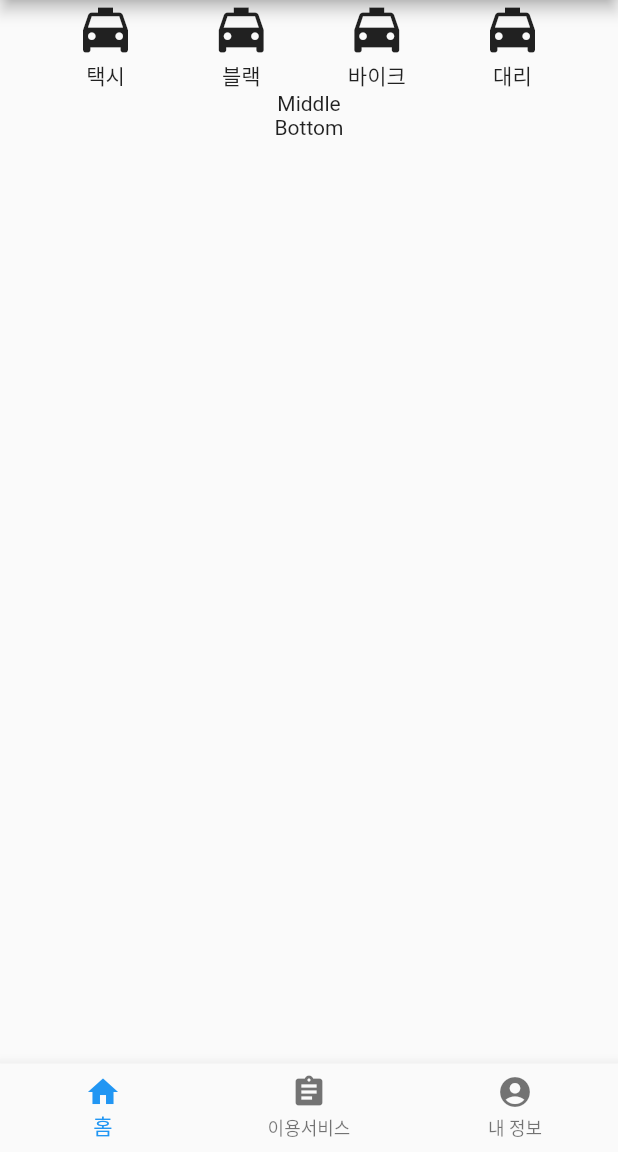
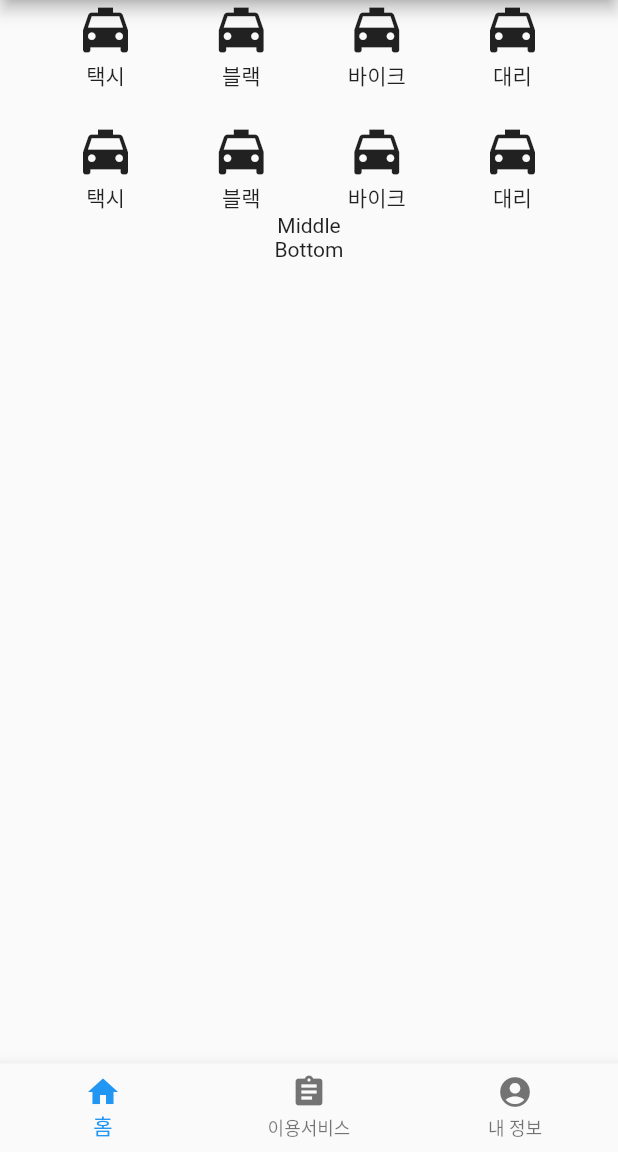
Before and after one commit to chihyeonWON/Flutter-ui, a Flutter app: the screen it shows after launch, on a phone screen of 412 x 824 dp, the part 84-1236 px from its top. Run offline on Flutter 3.47's test engine with Material 2 defaults, Android fonts, the phone set to English and light mode, and no system bars.

Commit message:
메뉴 한 줄 추가

```diff
--- a/lib/main.dart
+++ b/lib/main.dart
@@ -90,7 +90,9 @@ class Page1 extends StatelessWidget {
 
 // 상단
 Widget _buildTop(){
-  return Row(
+  return Column(
+    children: [
+      Row(
     mainAxisAlignment: MainAxisAlignment.spaceEvenly, // 위젯 사이의 공간을 동일한 비율로 정렬
     children: [
       Column(
@@ -130,6 +132,52 @@ Widget _buildTop(){
         ],
       ),
     ],
+      ),
+      SizedBox( // 20만큼의 여백 표현
+        height:20,
+      ),
+      Row(
+        mainAxisAlignment: MainAxisAlignment.spaceEvenly, // 위젯 사이의 공간을 동일한 비율로 정렬
+        children: [
+          Column(
+            children: <Widget>[
+              Icon(
+                Icons.local_taxi,
+                size:40,
+              ),
+              Text('택시'),
+            ],
+          ),
+          Column(
+            children: <Widget>[
+              Icon(
+                Icons.local_taxi,
+                size:40,
+              ),
+              Text('블랙'),
+            ],
+          ),
+          Column(
+            children: <Widget>[
+              Icon(
+                Icons.local_taxi,
+                size:40,
+              ),
+              Text('바이크'),
+            ],
+          ),
+          Column(
+            children: <Widget>[
+              Icon(
+                Icons.local_taxi,
+                size:40,
+              ),
+              Text('대리'),
+            ],
+          ),
+        ],
+      ),
+    ],
   );
 }
 
```
